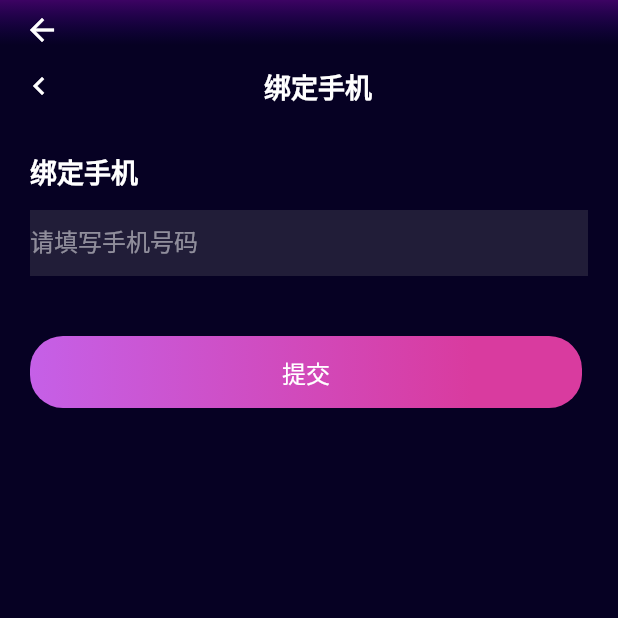
After one commit to zbh1989/suger, a Flutter app: the BindPhonePage screen opened directly, on a phone screen of 412 x 824 dp, the top half of it. The commit adds this screen. Run offline on Flutter 3.47's test engine with Material 2 defaults, Android fonts, the phone set to English and light mode, and no system bars; our stand-ins replace cached_network_image, convert, device_info, dio, event_bus, fluro and 16 more; missing offline and left inert: common_utils, fijkplayer, fijkplayer_skin, flustars, flutter_xupdate, safemap and 3 more; accounts and stored records are empty; network calls fail; Roboto replaces fonts that are missing (PingFang SC-Bold, PingFang SC-Regular).

Commit message:
优化代码

```diff
--- a/lib/network/api/network_api.dart
+++ b/lib/network/api/network_api.dart
@@ -114,6 +114,12 @@ class Api {
   /// 清理历史聊天记录
   static const String CHAT_HIS_CLEAR = "api/user/msg/flush";
 
+  /// 绑定手机号码
+  static const String BIND_PHONE = "api/user/bind/phone";
+
+  /// 查询推广用户
+  static const String SUBORDINATE_USER = "api/user/subordinateUser";
+
   static const String API_URL = "";
 
 }
--- a/lib/pages/goldChargeHisPage.dart
+++ b/lib/pages/goldChargeHisPage.dart
@@ -47,13 +47,13 @@ class GoldChargeHisPageState extends BaseState<GoldChargeHisPage,GoldChargeHisPr
         isLoading = true;
       });
     }
-    List<Map<String,dynamic>> dataList = getChargeGoldHis(pageNum++,pageSize,1);
+    /*List<Map<String,dynamic>> dataList = getChargeGoldHis(pageNum++,pageSize,1);
     setState(() {
       isLoading = false;
       if(dataList.length > 0){
         chargeGoldDataList.addAll(dataList);
       }
-    });
+    });*/
   }
 
   @override
--- a/lib/pages/myVipPage.dart
+++ b/lib/pages/myVipPage.dart
@@ -1,3 +1,5 @@
+import 'dart:math';
+
 import 'package:caihong_app/pages/vipChargeHisPage.dart';
 import 'package:caihong_app/pages/watchVideoPage.dart';
 import 'package:caihong_app/presenter/MyVipPagePresenter.dart';
@@ -378,6 +380,9 @@ class MyVipPageState extends BaseState<MyVipPage,MyVipPagePresenter>{
 
     //播放数
     int playNum = item['playNum'];
+    if(playNum == null || playNum == 0){
+      playNum = Random().nextInt(20000) + 2000;
+    }
 
     // 视频标签;#分割
     String tags = item['tags'];
--- a/lib/pages/vipChargeHisPage.dart
+++ b/lib/pages/vipChargeHisPage.dart
@@ -46,13 +46,13 @@ class VipChargeHisPageState extends BaseState<VipChargeHisPage,VipChargeHisPrese
         isLoading = true;
       });
     }
-    List<Map<String,dynamic>> dataList = getChargeGoldHis(pageNum++,pageSize,1);
+    /*List<Map<String,dynamic>> dataList = getChargeGoldHis(pageNum++,pageSize,1);
     setState(() {
       isLoading = false;
       if(dataList.length > 0){
         chargeGoldDataList.addAll(dataList);
       }
-    });
+    });*/
   }
 
   @override
--- /dev/null
+++ b/lib/views/bindPhonePage.dart
@@ -0,0 +1,140 @@
+
+import 'package:flutter/cupertino.dart';
+import 'package:flutter/material.dart';
+
+import '../base/view/base_state.dart';
+import '../presenter/BindPhonePagePresenter.dart';
+import '../presenter/InviteCodePagePresenter.dart';
+
+/**
+ * 绑定手机页面
+ */
+class BindPhonePage extends StatefulWidget {
+
+  @override
+  BindPhonePageState createState() => BindPhonePageState();
+
+}
+
+class BindPhonePageState extends BaseState<BindPhonePage,BindPhonePagePresenter> {
+
+  TextEditingController _searchContentController = TextEditingController();
+
+  @override
+  Widget build(BuildContext context) {
+
+    Size size = MediaQuery.of(context).size;
+
+    List<Widget> list = [];
+    /// 头部
+    Widget header = Container(
+      margin: EdgeInsets.only(top: 14,left: 14,right: 16),
+      child: Row(
+        mainAxisAlignment: MainAxisAlignment.spaceBetween,
+        children: [
+          GestureDetector(
+            onTap: (){
+              Navigator.of(context).pop();
+            },
+            child: Icon(Icons.chevron_left_outlined),
+          ),
+          Text('绑定手机',style: TextStyle(fontFamily: 'PingFang SC-Bold',fontSize: 18,color: Color(0xFFFFFFFF),fontWeight: FontWeight.bold),),
+          SizedBox(width: 10,),
+        ],
+      ),
+    );
+    list.add(header);
+
+    list.add(Container(
+      margin: EdgeInsets.only(left: 20,top: 30,),
+      child: Text('绑定手机',style: TextStyle(fontFamily: 'PingFang SC-Bold',fontSize: 18,color: Color(0xFFFFFFFF),fontWeight: FontWeight.bold),),
+    ));
+
+
+    /// 邀请码输入框
+    Widget inputWidget = Container(
+      height: 44,
+      width: size.width - 40,
+      color: Color(0xFF211D38),
+      margin: EdgeInsets.only(left: 20,right: 20,top: 12,),
+      child: TextField(
+        onSubmitted: (String value){
+          if(value != null){
+            _searchContentController.value = _searchContentController.value.copyWith(
+              text: value,
+              selection:
+              TextSelection(baseOffset: value.length, extentOffset: value.length),
+              composing: TextRange.empty,
+            );
+          }
+        },
+        textAlign: TextAlign.left,
+        decoration: InputDecoration(hintText: '请填写手机号码',border: InputBorder.none,
+          hintStyle: TextStyle(fontSize: 16,color: Color(0x80FFFFFF),fontFamily: 'PingFang SC-Regular',fontWeight: FontWeight.w400,),),
+        style: TextStyle(fontSize: 18,color: Color(0xFFFFFFFF),fontFamily: 'PingFang SC-Regular',fontWeight: FontWeight.w400,decoration: TextDecoration.none,),
+        controller: _searchContentController,
+      ),
+    );
+    list.add(inputWidget);
+
+    Widget btn = GestureDetector(
+        onTap: (){
+          mPresenter.bindPhone(_searchContentController.text,callback:(){Navigator.of(context).pop();});
+        },
+        child: Container(
+          margin: EdgeInsets.only(top: 40,left: 20,right: 20,),
+          padding: EdgeInsets.symmetric(horizontal: (size.width - 76)/2,vertical: 12),
+          decoration: BoxDecoration(
+            borderRadius: BorderRadius.circular(22),
+            gradient: LinearGradient(
+              begin: Alignment.centerLeft,
+              end: Alignment.centerRight,
+              colors: [
+                Color(0xFFC560E7),
+                Color(0xFFD93B9F),
+              ],
+              stops: [0.0, 0.8],
+            ),
+          ),
+          child: Text('提交',style: TextStyle(fontSize: 16,color: Color(0xFFFFFFFF),fontFamily: 'PingFang SC-Bold',fontWeight: FontWeight.w400,decoration: TextDecoration.none),),
+        )
+    );
+    list.add(btn);
+
+    return Scaffold(
+      appBar: PreferredSize(
+        child: Container(
+          height: 30,
+          child: AppBar(
+            backgroundColor: Colors.transparent,
+            elevation: 0.0,
+          ),
+          decoration: BoxDecoration(
+            gradient: LinearGradient(
+              begin: Alignment.bottomCenter,
+              end: Alignment.topCenter,
+              colors: [
+                Color(0x001A0258),
+                Color(0xFF3D0363),
+              ],
+            ),
+          ),
+        ),
+        preferredSize:  Size(MediaQuery.of(context).size.width, 45),
+      ),
+      body: Container(
+        child: Column(
+          crossAxisAlignment: CrossAxisAlignment.start,
+          children: list,
+        ),
+      ),
+    );
+  }
+
+  @override
+  BindPhonePagePresenter createPresenter() {
+    return BindPhonePagePresenter();
+  }
+
+
+}
--- a/lib/views/openNewVipDialog.dart
+++ b/lib/views/openNewVipDialog.dart
@@ -84,7 +84,7 @@ class OpenNewVipDialog extends StatelessWidget {
         Container(
           width: imgWidth*0.8,
           height: 20,
-          margin:EdgeInsets.only(top: 6,),
+          margin:EdgeInsets.only(top: 6,bottom: 15),
           child: Row(
             mainAxisAlignment: MainAxisAlignment.spaceEvenly,
             children: [
@@ -115,7 +115,6 @@ class OpenNewVipDialog extends StatelessWidget {
 
 
     return Container(
-      height: imgWidth * 410 / 348 - 25,
       decoration: BoxDecoration(
         borderRadius: BorderRadius.circular(22),
         gradient: LinearGradient(
--- a/pubspec.yaml
+++ b/pubspec.yaml
@@ -17,7 +17,7 @@ publish_to: 'none' # Remove this line if you wish to publish to pub.dev
 # https://developer.apple.com/library/archive/documentation/General/Reference/InfoPlistKeyReference/Articles/CoreFoundationKeys.html
 # In Windows, build-name is used as the major, minor, and patch parts
 # of the product and file versions while build-number is used as the build suffix.
-version: 1.0.13
+version: 1.0.14
 
 environment:
   sdk: '>=2.7.0 <3.0.0'
```
Also changed, not shown: lib/mock/homePageData.dart (+0 -45 lines), lib/pages/searchPage.dart (+9 -1 lines), lib/pages/sharePage.dart (+5 -5 lines), lib/pages/spreadRecordListPage.dart (added, +105 -0 lines), lib/pages/topicDetailPage.dart (+18 -1 lines), lib/pages/topicPage.dart (+19 -1 lines), lib/pages/userPage.dart (+13 -6 lines), lib/presenter/BindPhonePagePresenter.dart (added, +56 -0 lines), lib/presenter/SpreadRecordListPresenter.dart (added, +55 -0 lines).
